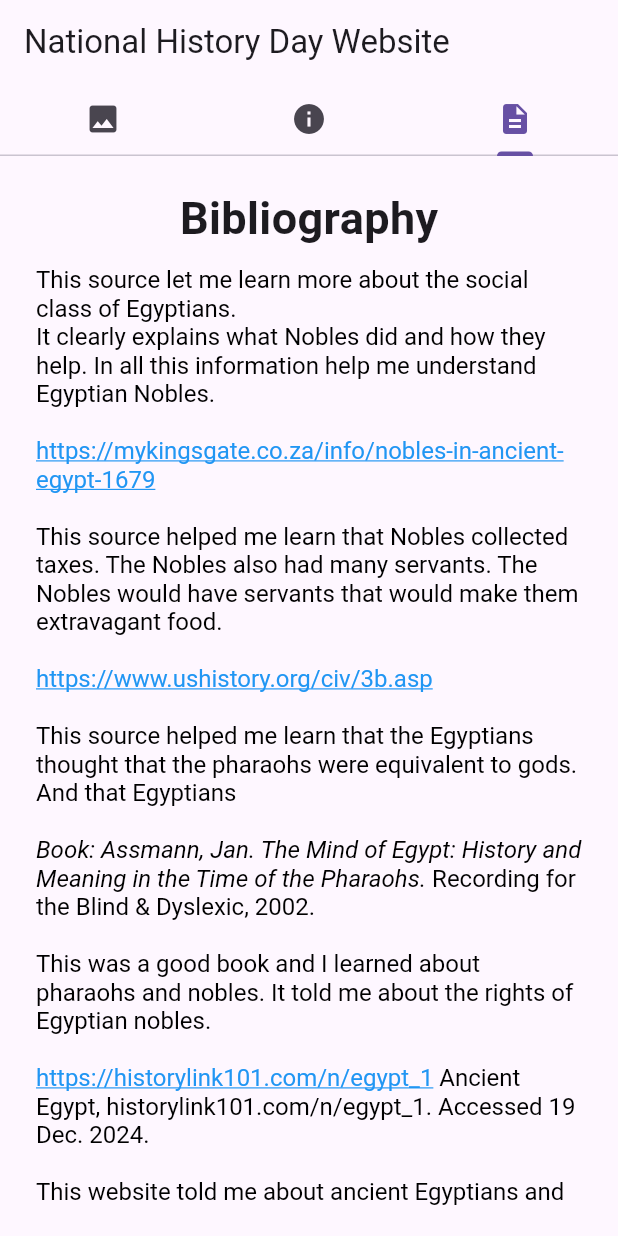
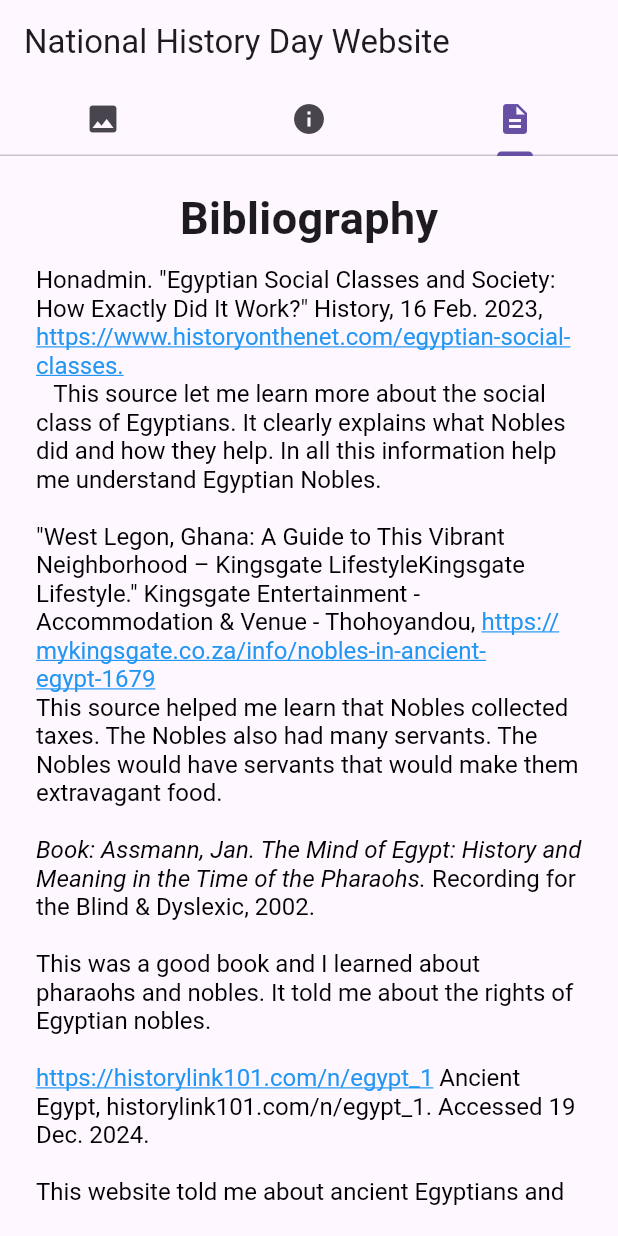
Before and after one commit to ShadowBlade9000/nhd_project, a Flutter app: the screen it shows after launch, tab 3 chosen, on a phone screen of 412 x 824 dp. Run offline on Flutter 3.47's test engine with Material 3 defaults, Android fonts, the phone set to English and light mode, and no system bars.

Commit message:
bib stuff

```diff
--- a/lib/bib.dart
+++ b/lib/bib.dart
@@ -3,13 +3,13 @@ import 'package:flutter/gestures.dart';
 import 'package:url_launcher/url_launcher.dart';
 
 class Bib extends StatelessWidget {
-  Bib({super.key});
+  const Bib({super.key});
 
   @override
 Widget build(BuildContext context) {
-  _launchURL(String url) async {
+  launchURL(String url) async {
     if(!url.startsWith('http://') && !url.startsWith('https://')) {
-      url = 'https://' + url;
+      url = 'https://$url';
     }
     if (await canLaunch(url)) {
       await launch(url);
@@ -18,12 +18,12 @@ Widget build(BuildContext context) {
     }
   }
   return Container(
-      margin: EdgeInsets.symmetric(horizontal: 24, vertical: 20),
-      constraints: BoxConstraints(maxWidth: 800),
+      margin: const EdgeInsets.symmetric(horizontal: 24, vertical: 20),
+      constraints: const BoxConstraints(maxWidth: 800),
       child: SingleChildScrollView(
         child: Column(
           children: [
-            Text('Bibliography', style: TextStyle(fontWeight: FontWeight.bold, fontSize: 30),),
+            const Text('Bibliography', style: TextStyle(fontWeight: FontWeight.bold, fontSize: 30),),
             Container(height: 10),
             TextWithHyperlinks(),
           ],
@@ -35,6 +35,8 @@ Widget build(BuildContext context) {
 }
 
 class TextWithHyperlinks extends StatelessWidget {
+  const TextWithHyperlinks({super.key});
+
   // Function to launch the URL when clicked
   _launchURL(String url) async {
     try {
@@ -53,16 +55,15 @@ class TextWithHyperlinks extends StatelessWidget {
   Widget build(BuildContext context) {
     return RichText(
       text: TextSpan(
-        style: TextStyle(color: Colors.black, fontSize: 16),
+        style: const TextStyle(color: Colors.black, fontSize: 16),
         children: [
-          TextSpan(
-            text: '''This source let me learn more about the social class of Egyptians.
-It clearly explains what Nobles did and how they help. In all this information help me understand Egyptian Nobles.\n\n''',
+          const TextSpan(
+            text: '''Honadmin. "Egyptian Social Classes and Society: How Exactly Did It Work?" History, 16 Feb. 2023, ''',
           ),
           // Actual URL
           TextSpan(
-            text: 'https://mykingsgate.co.za/info/nobles-in-ancient-egypt-1679',
-            style: TextStyle(
+            text: 'https://www.historyonthenet.com/egyptian-social-classes.',
+            style: const TextStyle(
               color: Colors.blue,
               decoration: TextDecoration.underline,
               fontSize: 16,
@@ -72,13 +73,16 @@ It clearly explains what Nobles did and how they help. In all this information h
                 _launchURL('https://mykingsgate.co.za/info/nobles-in-ancient-egypt-1679');
               },
           ),
-          TextSpan(
-            text: '\n\nThis source helped me learn that Nobles collected taxes. The Nobles also had many servants. The Nobles would have servants that would make them extravagant food.\n\n',
+          const TextSpan(
+            text: '\n   This source let me learn more about the social class of Egyptians. It clearly explains what Nobles did and how they help. In all this information help me understand Egyptian Nobles.\n\n',
+          ),
+          const TextSpan(
+            text: '''"West Legon, Ghana: A Guide to This Vibrant Neighborhood – Kingsgate LifestyleKingsgate Lifestyle." Kingsgate Entertainment - Accommodation & Venue - Thohoyandou, ''',
           ),
           // Actual URL
           TextSpan(
-            text: 'https://www.ushistory.org/civ/3b.asp',
-            style: TextStyle(
+            text: 'https://mykingsgate.co.za/info/nobles-in-ancient-egypt-1679',
+            style: const TextStyle(
               color: Colors.blue,
               decoration: TextDecoration.underline,
               fontSize: 16,
@@ -88,26 +92,26 @@ It clearly explains what Nobles did and how they help. In all this information h
                 _launchURL('https://www.ushistory.org/civ/3b.asp');
               },
           ),
-          TextSpan(
-            text: '\n\nThis source helped me learn that the Egyptians thought that the pharaohs were equivalent to gods. And that Egyptians\n\n',
+          const TextSpan(
+            text: '\nThis source helped me learn that Nobles collected taxes. The Nobles also had many servants. The Nobles would have servants that would make them extravagant food.\n\n',
           ),
-          TextSpan(
+          const TextSpan(
             text: 'Book: Assmann, Jan. The Mind of Egypt: History and Meaning in the Time of the Pharaohs.',
             style: TextStyle(
               fontStyle: FontStyle.italic,
               fontSize: 16,
             ),
           ),
-          TextSpan(
+          const TextSpan(
             text: ' Recording for the Blind & Dyslexic, 2002.\n\n',
           ),
-          TextSpan(
+          const TextSpan(
             text: '''This was a good book and I learned about pharaohs and nobles. It told me about the rights of Egyptian nobles.\n\n''',
           ),
           // Actual URL
           TextSpan(
             text: 'https://historylink101.com/n/egypt_1',
-            style: TextStyle(
+            style: const TextStyle(
               color: Colors.blue,
               decoration: TextDecoration.underline,
               fontSize: 16,
@@ -117,16 +121,16 @@ It clearly explains what Nobles did and how they help. In all this information h
                 _launchURL('https://historylink101.com/n/egypt_1');
               },
           ),
-          TextSpan(
+          const TextSpan(
             text: ' Ancient Egypt, historylink101.com/n/egypt_1. Accessed 19 Dec. 2024.\n\n',
           ),
-          TextSpan(
+          const TextSpan(
             text: '''This website told me about ancient Egyptians and what they did in ancient Egypt. And what their responsibilities were.\n\n''',
           ),
           // Actual URL
           TextSpan(
             text: 'https://irp-cdn.multiscreensite.com/04cd93d4/files/uploaded/Y3 History Lesson 4 Social Groups.pdf',
-            style: TextStyle(
+            style: const TextStyle(
               color: Colors.blue,
               decoration: TextDecoration.underline,
               fontSize: 16,
@@ -136,10 +140,10 @@ It clearly explains what Nobles did and how they help. In all this information h
                 _launchURL('https://irp-cdn.multiscreensite.com/04cd93d4/files/uploaded/Y3 History Lesson 4 Social Groups.pdf');
               },
           ),
-          TextSpan(
+          const TextSpan(
             text: ' irp-cdn.multiscreensite.com/04cd93d4/files/uploaded/Y3 History Lesson 4 Social Groups.pdf. Accessed 19 Dec. 2024.\n\n',
           ),
-          TextSpan(
+          const TextSpan(
             text: '''This source helped me grasp the idea of rights and responsibilities for Egyptian nobles better. And how most Egyptians lived in ancient times.''',
           ),
         ],
--- a/lib/main.dart
+++ b/lib/main.dart
@@ -2,5 +2,5 @@ import 'package:flutter/material.dart';
 import 'package:nhd_project/tabbar.dart';
 
 void main() {
-  runApp(TabBarApp());
+  runApp(const TabBarApp());
 }
```
Also changed, not shown: lib/image.dart (+5 -5 lines), lib/info.dart (+6 -6 lines), pubspec.lock.
